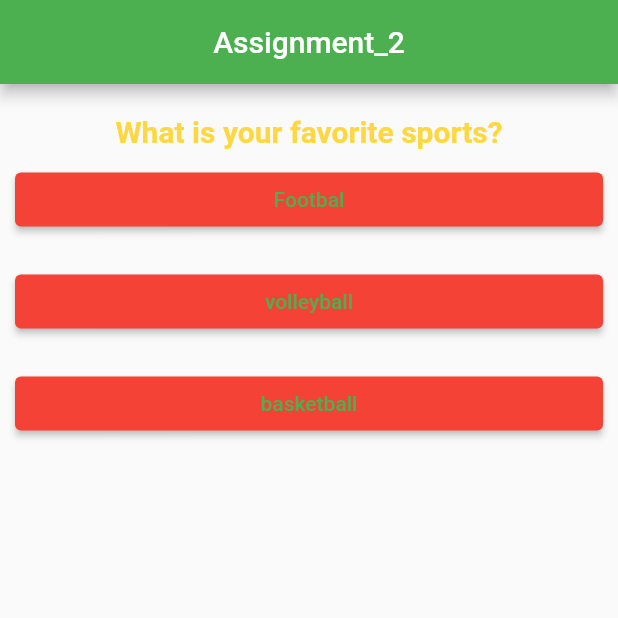
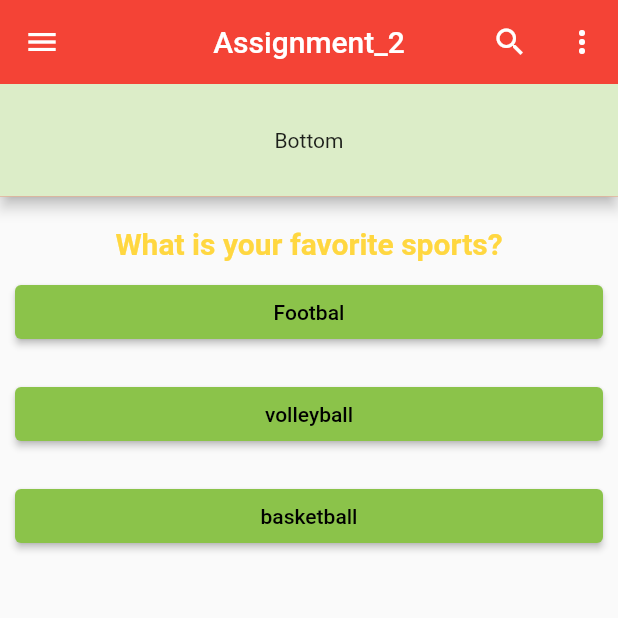
Before and after one commit to NguyenTruongPhong/Assignment_2, a Flutter app: the screen it shows after launch, on a phone screen of 412 x 824 dp, the top half of it. Run offline on Flutter 3.47's test engine with Material 2 defaults, Android fonts, the phone set to English and light mode, and no system bars.

Commit message:
adding AppBar properties

```diff
--- a/lib/answer.dart
+++ b/lib/answer.dart
@@ -15,9 +15,9 @@ class Answer extends StatelessWidget {
         onPressed: answerQuestion,
         child: Text('$answer'),
         style: ElevatedButton.styleFrom(
-          primary: Colors.red,
-          onPrimary: Colors.green,
-        ),
+            // primary: Colors.red,
+            // onPrimary: Colors.green,
+            ),
       ),
     );
   }
--- a/lib/main.dart
+++ b/lib/main.dart
@@ -64,11 +64,41 @@ class _MyAppState extends State<MyApp> {
   Widget build(BuildContext context) {
     return MaterialApp(
       theme: ThemeData(
-        primaryColor: Colors.green,
+        primaryColor: Colors.red,
+        primarySwatch: Colors.lightGreen,
       ),
       debugShowCheckedModeBanner: false,
       home: Scaffold(
         appBar: AppBar(
+          leading: IconButton(
+            icon: Icon(Icons.menu),
+            onPressed: () {},
+          ),
+          actions: [
+            IconButton(
+              onPressed: () {},
+              icon: Icon(
+                Icons.search,
+              ),
+            ),
+            IconButton(
+              onPressed: () {},
+              icon: Icon(
+                Icons.more_vert,
+              ),
+            ),
+          ],
+          bottom: PreferredSize(
+            child: Container(
+              color: Colors.lightGreen.shade100,
+              height: 75.0,
+              width: double.infinity,
+              child: Center(
+                child: Text('Bottom'),
+              ),
+            ),
+            preferredSize: Size.fromHeight(75.0),
+          ),
           title: Text('Assignment_2'),
           centerTitle: true,
         ),
```
